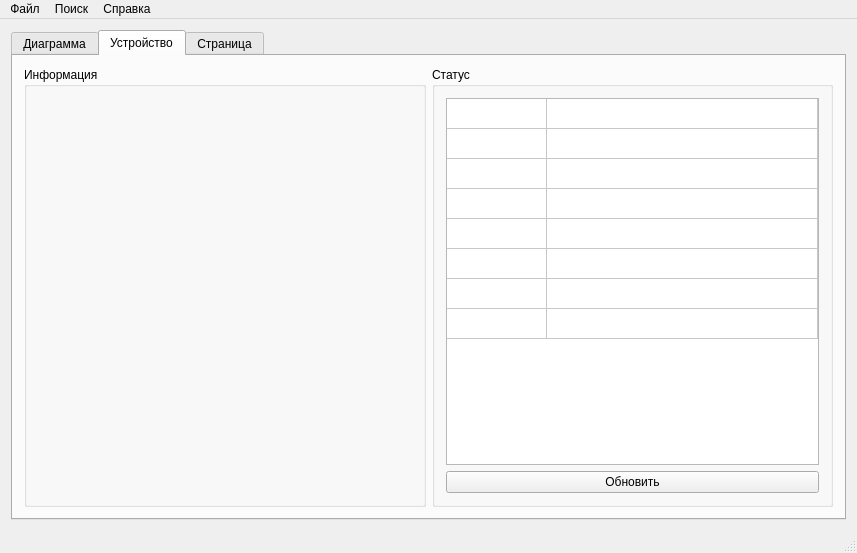
Grandbrain/Sensor, file Source/window.ui: the form before one commit.
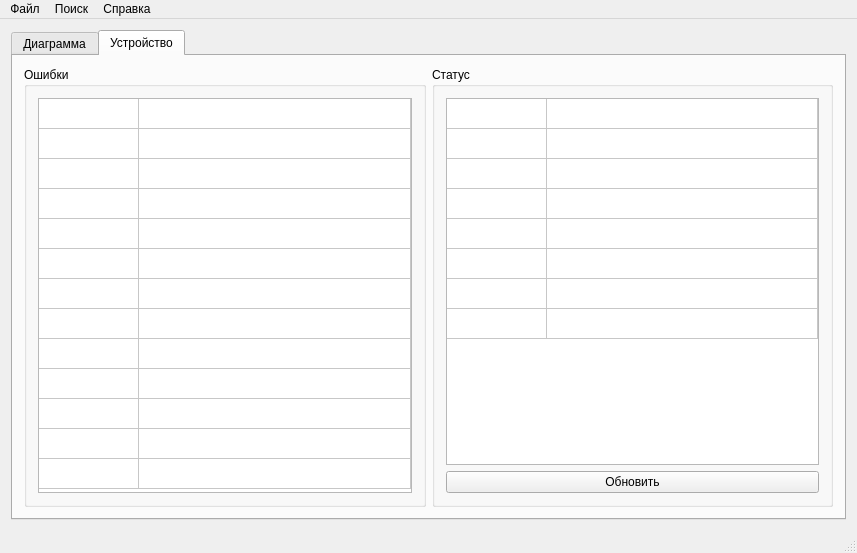
The form after the commit. The open tabs and pages were chosen to show the change. Icons and pictures are not drawn.

Patch:
```diff
--- a/Source/window.ui
+++ b/Source/window.ui
@@ -163,19 +163,84 @@
         <item row="0" column="0">
          <widget class="QGroupBox" name="groupInfo">
           <property name="title">
-           <string>Информация</string>
+           <string>Ошибки</string>
           </property>
-          <layout class="QGridLayout" name="layoutInfo"/>
+          <layout class="QGridLayout" name="gridLayout">
+           <item row="0" column="0">
+            <widget class="QTableWidget" name="tableErrors">
+             <property name="enabled">
+              <bool>true</bool>
+             </property>
+             <property name="sizePolicy">
+              <sizepolicy hsizetype="Preferred" vsizetype="Expanding">
+               <horstretch>0</horstretch>
+               <verstretch>0</verstretch>
+              </sizepolicy>
+             </property>
+             <property name="autoScroll">
+              <bool>false</bool>
+             </property>
+             <property name="editTriggers">
+              <set>QAbstractItemView::NoEditTriggers</set>
+             </property>
+             <property name="tabKeyNavigation">
+              <bool>false</bool>
+             </property>
+             <property name="showDropIndicator" stdset="0">
+              <bool>false</bool>
+             </property>
+             <property name="dragDropOverwriteMode">
+              <bool>false</bool>
+             </property>
+             <property name="selectionMode">
+              <enum>QAbstractItemView::NoSelection</enum>
+             </property>
+             <property name="showGrid">
+              <bool>true</bool>
+             </property>
+             <property name="wordWrap">
+              <bool>false</bool>
+             </property>
+             <property name="cornerButtonEnabled">
+              <bool>false</bool>
+             </property>
+             <property name="rowCount">
+              <number>13</number>
+             </property>
+             <property name="columnCount">
+              <number>2</number>
+             </property>
+             <attribute name="horizontalHeaderVisible">
+              <bool>false</bool>
+             </attribute>
+             <attribute name="horizontalHeaderStretchLastSection">
+              <bool>true</bool>
+             </attribute>
+             <attribute name="verticalHeaderVisible">
+              <bool>false</bool>
+             </attribute>
+             <row/>
+             <row/>
+             <row/>
+             <row/>
+             <row/>
+             <row/>
+             <row/>
+             <row/>
+             <row/>
+             <row/>
+             <row/>
+             <row/>
+             <row/>
+             <column/>
+             <column/>
+            </widget>
+           </item>
+          </layout>
          </widget>
         </item>
        </layout>
       </widget>
-      <widget class="QWidget" name="tabSettings">
-       <attribute name="title">
-        <string>Страница</string>
-       </attribute>
-       <layout class="QGridLayout" name="layoutSettings"/>
-      </widget>
      </widget>
     </item>
    </layout>
```
Left out of the diff: 6 changed lines with no effect on the pictures.
